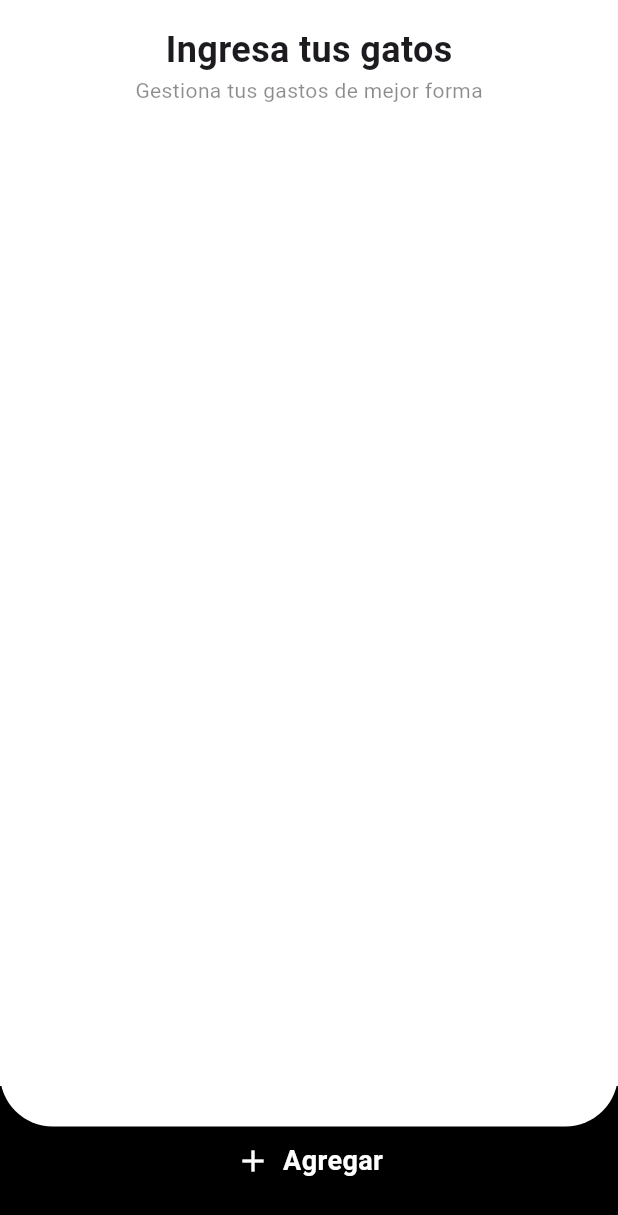
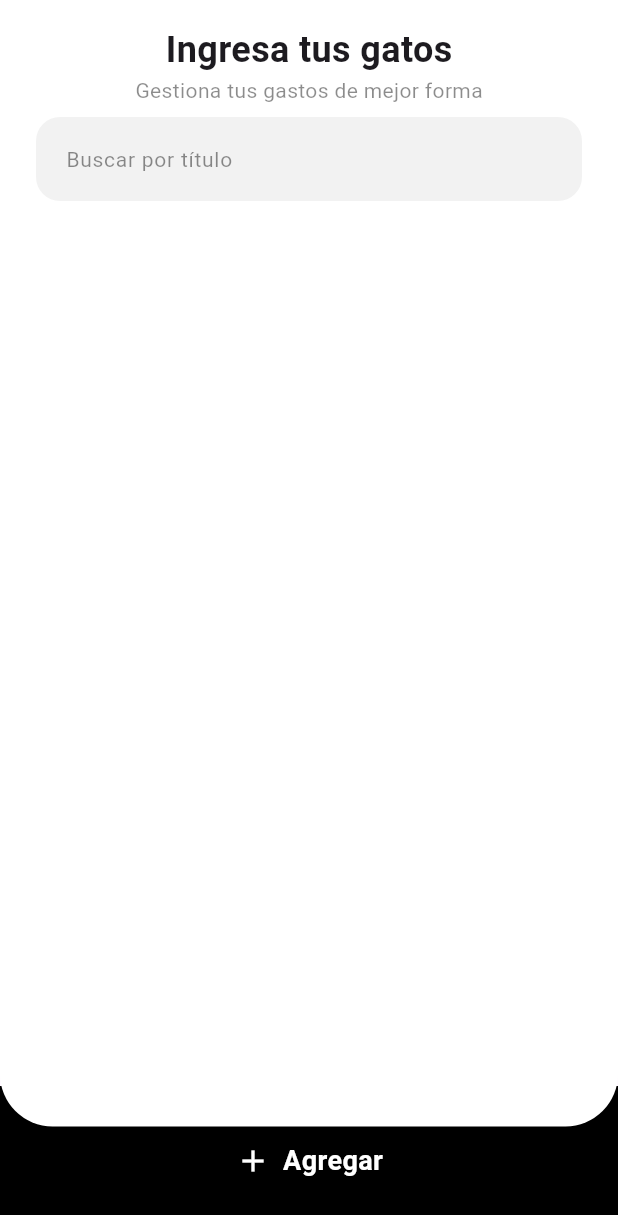
Before and after one commit to fr4nsgallegos/gastosappg10, a Flutter app: the screen it shows after launch, on a phone screen of 412 x 824 dp. Shown: the top 1215 px of the screen. Run offline on Flutter 3.47's test engine with Material 3 defaults, Android fonts, the phone set to English and light mode, and no system bars.

Commit message:
init item gasto widget

```diff
--- a/lib/pages/home_page.dart
+++ b/lib/pages/home_page.dart
@@ -1,4 +1,6 @@
 import 'package:flutter/material.dart';
+import 'package:gastosappg10/widgets/busqueda_widget.dart';
+import 'package:gastosappg10/widgets/item_gasto_widget.dart';
 
 class HomePage extends StatelessWidget {
   @override
@@ -66,7 +68,9 @@ class HomePage extends StatelessWidget {
                             fontSize: 14,
                             fontWeight: FontWeight.w400,
                           ),
-                        )
+                        ),
+                        BusquedaWidget(),
+                        ItemGastoWidget(),
                       ],
                     ),
                   ),
--- /dev/null
+++ b/lib/widgets/busqueda_widget.dart
@@ -0,0 +1,30 @@
+import 'package:flutter/material.dart';
+
+class BusquedaWidget extends StatelessWidget {
+  @override
+  Widget build(BuildContext context) {
+    return Padding(
+      padding: const EdgeInsets.all(8.0),
+      child: TextField(
+        decoration: InputDecoration(
+          hintText: "Buscar por título",
+          hintStyle: TextStyle(
+            color: Colors.black45,
+            fontSize: 14,
+          ),
+          filled: true,
+          fillColor: Colors.black.withOpacity(0.05),
+          contentPadding: EdgeInsets.all(16),
+          focusedBorder: OutlineInputBorder(
+            borderRadius: BorderRadius.circular(16),
+            borderSide: BorderSide.none,
+          ),
+          enabledBorder: OutlineInputBorder(
+            borderRadius: BorderRadius.circular(16),
+            borderSide: BorderSide.none,
+          ),
+        ),
+      ),
+    );
+  }
+}
--- /dev/null
+++ b/lib/widgets/item_gasto_widget.dart
@@ -0,0 +1,10 @@
+import 'package:flutter/material.dart';
+
+class ItemGastoWidget extends StatelessWidget {
+  const ItemGastoWidget({super.key});
+
+  @override
+  Widget build(BuildContext context) {
+    return ListTile();
+  }
+}
--- a/pubspec.yaml
+++ b/pubspec.yaml
@@ -59,8 +59,8 @@ flutter:
   uses-material-design: true
 
   # To add assets to your application, add an assets section, like this:
-  # assets:
-  #   - images/a_dot_burr.jpeg
+  assets:
+    - asstes/images/
   #   - images/a_dot_ham.jpeg
 
   # An image asset can refer to one or more resolution-specific "variants", see
```
Also changed, not shown: assets/images/alimentos.webp (added), assets/images/bancos.webp (added), assets/images/entretenimiento.webp (added), assets/images/otros.webp (added), assets/images/servicios.webp (added).
